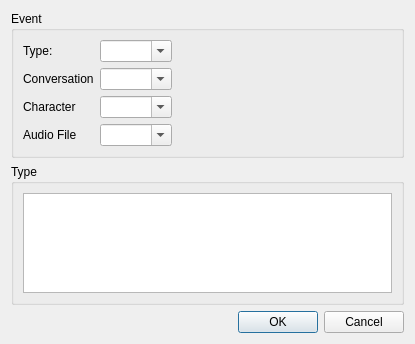
The window that EventDialog.ui (MikeMcQuaid/Fabula) describes before a commit, drawn with Qt 5.
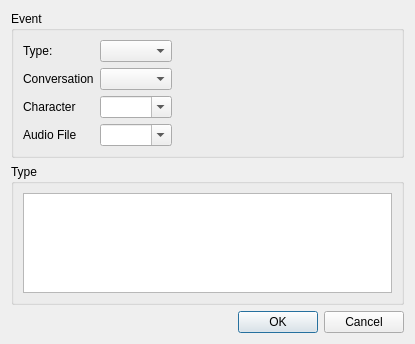
The same window after the commit.

```diff
--- a/EventDialog.ui
+++ b/EventDialog.ui
@@ -35,7 +35,7 @@
         <item row="0" column="1">
          <widget class="QComboBox" name="typeComboBox">
           <property name="editable">
-           <bool>true</bool>
+           <bool>false</bool>
           </property>
          </widget>
         </item>
@@ -49,7 +49,7 @@
         <item row="1" column="1">
          <widget class="QComboBox" name="conversationComboBox">
           <property name="editable">
-           <bool>true</bool>
+           <bool>false</bool>
           </property>
          </widget>
         </item>
```
